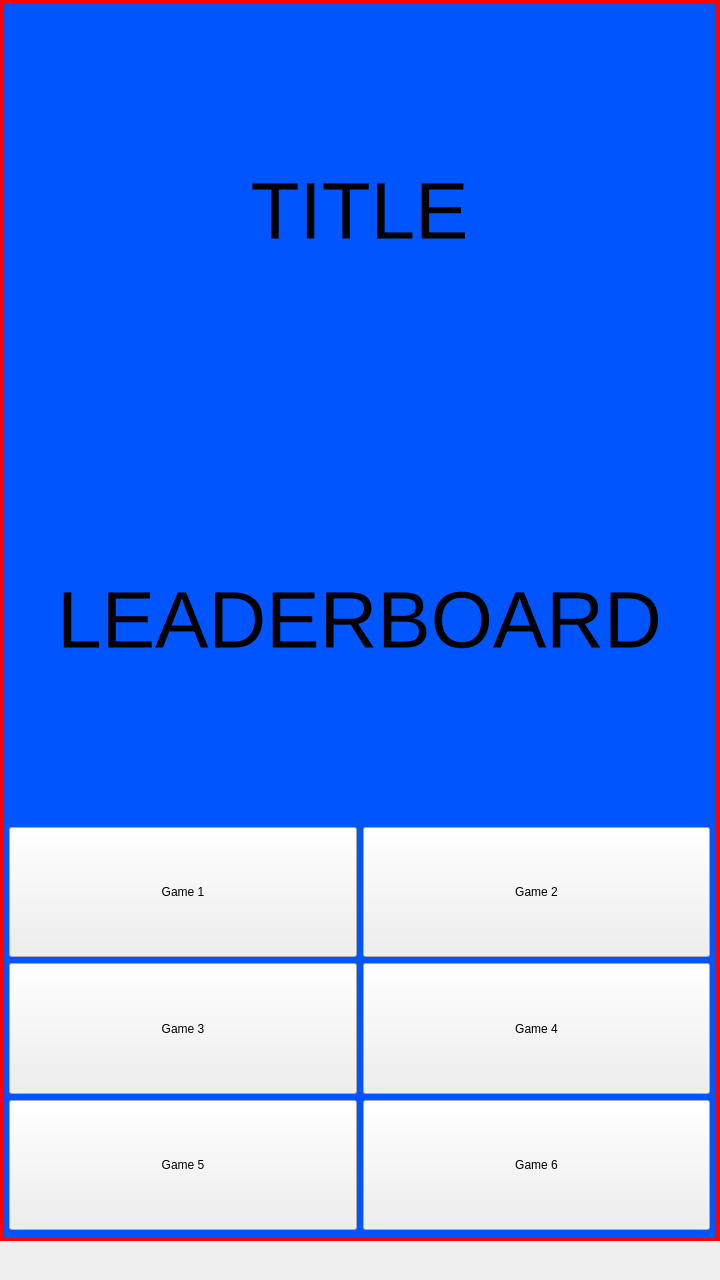
dylondark/cob-taylor-games, file mainwindow.ui: the form before one commit.
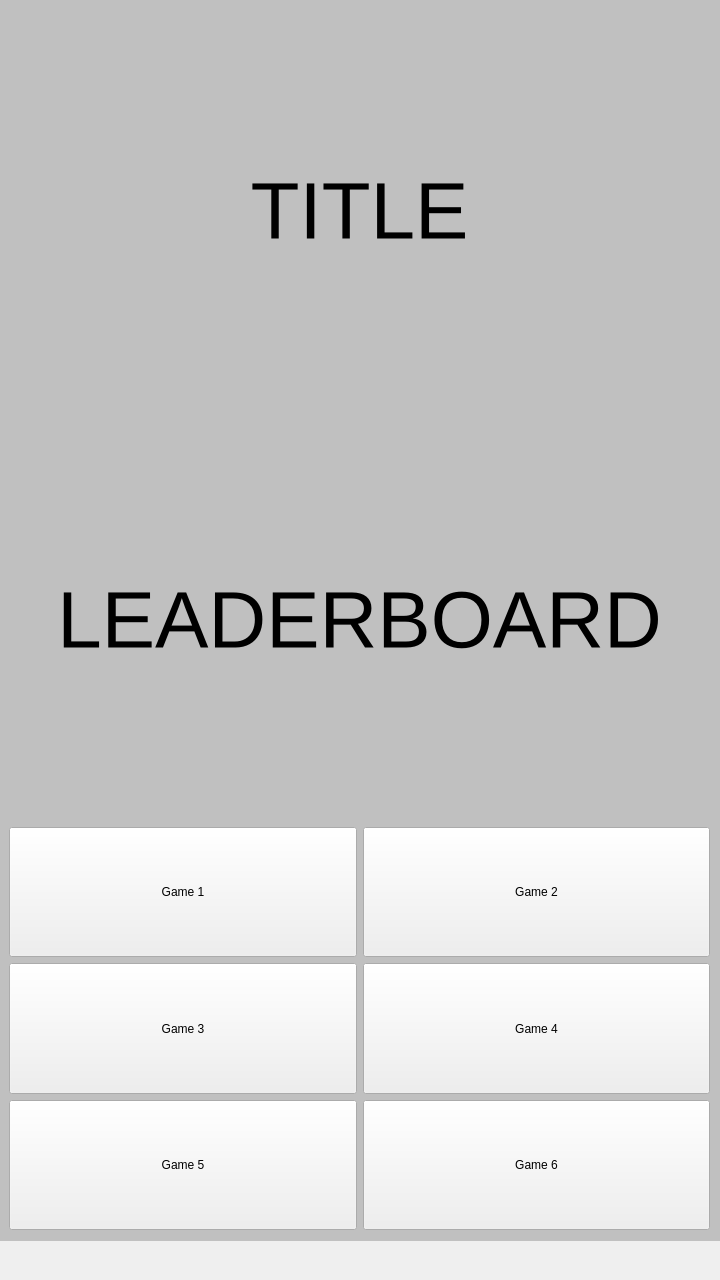
The form after the commit.

Commit message: Change canvas stylesheets to black at 50% alpha

What changed in the file:
```diff
--- a/mainwindow.ui
+++ b/mainwindow.ui
@@ -35,8 +35,7 @@
     <property name="styleSheet">
      <string notr="true">QFrame#canvas
 {
-background-color: rgb(0, 85, 255);
-border: 4px solid red;
+background-color: rgba(0, 0, 0, 50);
 }</string>
     </property>
     <widget class="QWidget" name="verticalLayoutWidget">
```
